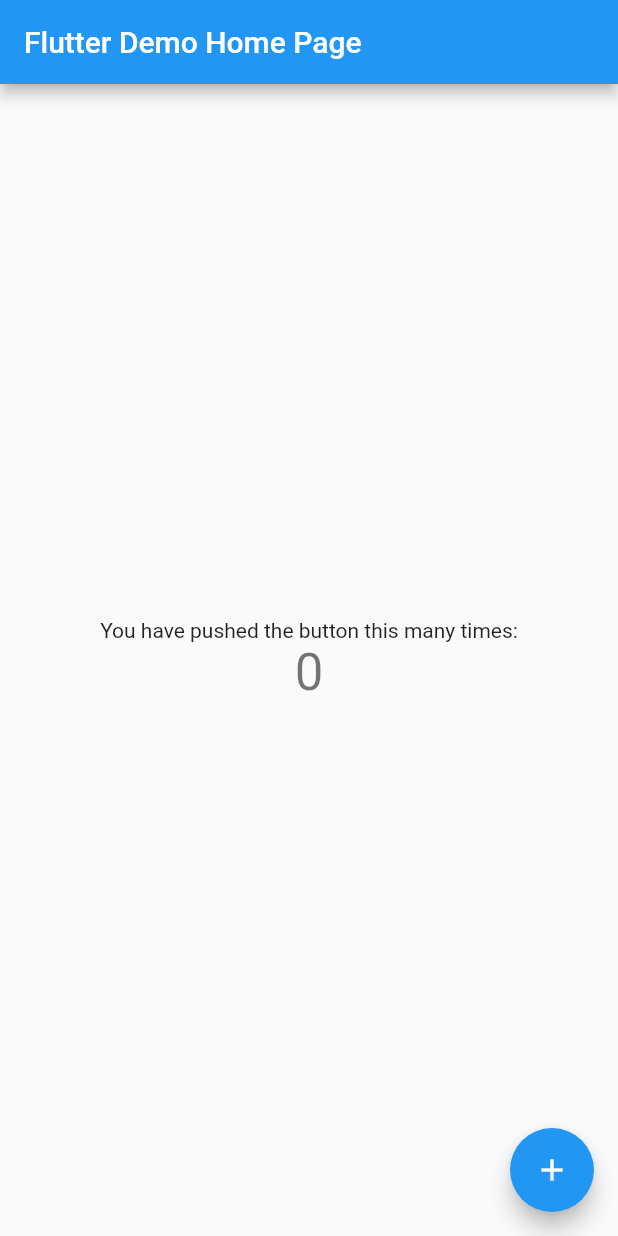
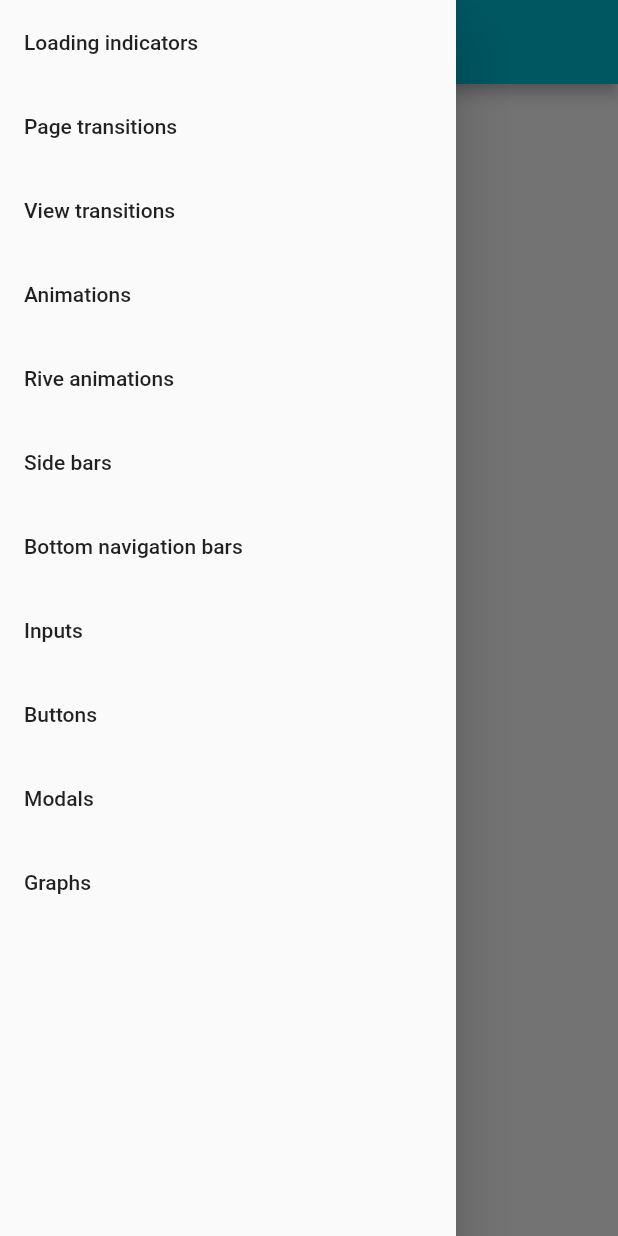
Before and after one commit to cesn4/scale3c_examples, a Flutter app: the screen it shows after launch, with the side drawer open (before the commit the screen has no drawer), on a phone screen of 412 x 824 dp. Run offline on Flutter 3.47's test engine with Material 2 defaults, Android fonts, the phone set to English and light mode, and no system bars.

Commit message:
Base init

```diff
--- /dev/null
+++ b/lib/features/dashboard/dashboard_page.dart
@@ -0,0 +1,82 @@
+import 'package:flutter/material.dart';
+
+class DashboardPage extends StatelessWidget {
+  const DashboardPage({super.key});
+
+  @override
+  Widget build(BuildContext context) {
+    return Scaffold(
+      appBar: AppBar(
+        title: const Text(
+          'UI Samples',
+        ),
+      ),
+      drawer: Drawer(
+        child: SafeArea(
+          child: Column(
+            children: const [
+              ListTile(
+                title: Text(
+                  'Loading indicators',
+                ),
+              ),
+              ListTile(
+                title: Text(
+                  'Page transitions',
+                ),
+              ),
+              ListTile(
+                title: Text(
+                  'View transitions',
+                ),
+              ),
+              ListTile(
+                title: Text(
+                  'Animations',
+                ),
+              ),
+              ListTile(
+                title: Text(
+                  'Rive animations',
+                ),
+              ),
+              ListTile(
+                title: Text(
+                  'Side bars',
+                ),
+              ),
+              ListTile(
+                title: Text(
+                  'Bottom navigation bars',
+                ),
+              ),
+              ListTile(
+                title: Text(
+                  'Inputs',
+                ),
+              ),
+              ListTile(
+                title: Text(
+                  'Buttons',
+                ),
+              ),
+              ListTile(
+                title: Text(
+                  'Modals',
+                ),
+              ),
+              ListTile(
+                title: Text(
+                  'Graphs',
+                ),
+              ),
+            ],
+          ),
+        ),
+      ),
+      body: Column(
+        children: const [],
+      ),
+    );
+  }
+}
--- /dev/null
+++ b/lib/features/loading_indicators/loading_indicators_page.dart
@@ -0,0 +1,10 @@
+import 'package:flutter/material.dart';
+
+class LoadingIndicatorPage extends StatelessWidget {
+  const LoadingIndicatorPage({super.key});
+
+  @override
+  Widget build(BuildContext context) {
+    return const Scaffold();
+  }
+}
--- a/lib/main.dart
+++ b/lib/main.dart
@@ -1,4 +1,5 @@
 import 'package:flutter/material.dart';
+import 'package:scale3c_examples/features/dashboard/dashboard_page.dart';
 
 void main() {
   runApp(const MyApp());
@@ -13,103 +14,9 @@
     return MaterialApp(
       title: 'Flutter Demo',
       theme: ThemeData(
-        // This is the theme of your application.
-        //
-        // Try running your application with "flutter run". You'll see the
-        // application has a blue toolbar. Then, without quitting the app, try
-        // changing the primarySwatch below to Colors.green and then invoke
-        // "hot reload" (press "r" in the console where you ran "flutter run",
-        // or simply save your changes to "hot reload" in a Flutter IDE).
-        // Notice that the counter didn't reset back to zero; the application
-        // is not restarted.
-        primarySwatch: Colors.blue,
+        primarySwatch: Colors.cyan,
       ),
-      home: const MyHomePage(title: 'Flutter Demo Home Page'),
+      home: const DashboardPage(),
     );
   }
 }
-
-class MyHomePage extends StatefulWidget {
-  const MyHomePage({super.key, required this.title});
-
-  // This widget is the home page of your application. It is stateful, meaning
-  // that it has a State object (defined below) that contains fields that affect
-  // how it looks.
-
-  // This class is the configuration for the state. It holds the values (in this
-  // case the title) provided by the parent (in this case the App widget) and
-  // used by the build method of the State. Fields in a Widget subclass are
-  // always marked "final".
-
-  final String title;
-
-  @override
-  State<MyHomePage> createState() => _MyHomePageState();
-}
-
-class _MyHomePageState extends State<MyHomePage> {
-  int _counter = 0;
-
-  void _incrementCounter() {
-    setState(() {
-      // This call to setState tells the Flutter framework that something has
-      // changed in this State, which causes it to rerun the build method below
-      // so that the display can reflect the updated values. If we changed
-      // _counter without calling setState(), then the build method would not be
-      // called again, and so nothing would appear to happen.
-      _counter++;
-    });
-  }
-
-  @override
-  Widget build(BuildContext context) {
-    // This method is rerun every time setState is called, for instance as done
-    // by the _incrementCounter method above.
-    //
-    // The Flutter framework has been optimized to make rerunning build methods
-    // fast, so that you can just rebuild anything that needs updating rather
-    // than having to individually change instances of widgets.
-    return Scaffold(
-      appBar: AppBar(
-        // Here we take the value from the MyHomePage object that was created by
-        // the App.build method, and use it to set our appbar title.
-        title: Text(widget.title),
-      ),
-      body: Center(
-        // Center is a layout widget. It takes a single child and positions it
-        // in the middle of the parent.
-        child: Column(
-          // Column is also a layout widget. It takes a list of children and
-          // arranges them vertically. By default, it sizes itself to fit its
-          // children horizontally, and tries to be as tall as its parent.
-          //
-          // Invoke "debug painting" (press "p" in the console, choose the
-          // "Toggle Debug Paint" action from the Flutter Inspector in Android
-          // Studio, or the "Toggle Debug Paint" command in Visual Studio Code)
-          // to see the wireframe for each widget.
-          //
-          // Column has various properties to control how it sizes itself and
-          // how it positions its children. Here we use mainAxisAlignment to
-          // center the children vertically; the main axis here is the vertical
-          // axis because Columns are vertical (the cross axis would be
-          // horizontal).
-          mainAxisAlignment: MainAxisAlignment.center,
-          children: <Widget>[
-            const Text(
-              'You have pushed the button this many times:',
-            ),
-            Text(
-              '$_counter',
-              style: Theme.of(context).textTheme.headline4,
-            ),
-          ],
-        ),
-      ),
-      floatingActionButton: FloatingActionButton(
-        onPressed: _incrementCounter,
-        tooltip: 'Increment',
-        child: const Icon(Icons.add),
-      ), // This trailing comma makes auto-formatting nicer for build methods.
-    );
-  }
-}
```
